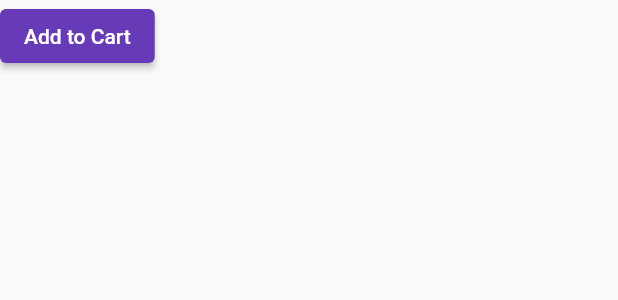
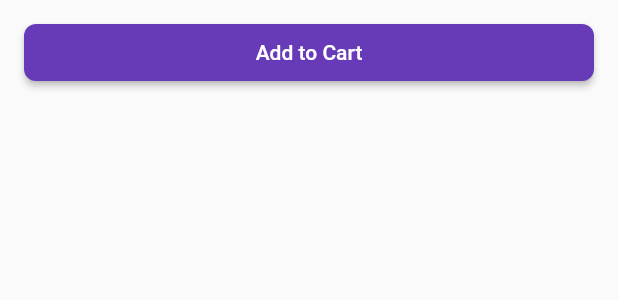
Before and after one commit to salario07/my_market, a Flutter app: the NumberPicker widget shown alone on an empty page, opened directly, on a phone screen of 412 x 824 dp. Shown: the top 300 px of the screen. Run offline on Flutter 3.47's test engine with Material 2 defaults, Android fonts, the phone set to English and light mode, and no system bars; our stand-ins replace dio, get; network calls fail.

Commit message:
done_number_picker_ui

```diff
--- a/lib/main.dart
+++ b/lib/main.dart
@@ -4,7 +4,6 @@ import 'package:my_market/helper/app_colors.dart';
 
 import 'helper/localization_service.dart';
 import 'widget/ui/splash.dart';
-
 void main() {
   runApp(MyApp());
 }
--- a/lib/widget/ui/show_product.dart
+++ b/lib/widget/ui/show_product.dart
@@ -29,7 +29,7 @@ class ShowProduct extends StatelessWidget {
             child: Obx(
               () => Padding(
                 padding:
-                    EdgeInsets.only(top: 16, bottom: 64, right: 16, left: 16),
+                    EdgeInsets.only(top: 16, bottom: 88, right: 16, left: 16),
                 child: buildProductInfo(),
               ),
             ),
@@ -78,17 +78,22 @@ class ShowProduct extends StatelessWidget {
   Widget buildNumberPicker() {
     return Align(
       alignment: Alignment.bottomCenter,
+      child: Container(
+        color: AppColors.colorBackground,
         child: Obx(
           () => Expanded(
             child: Row(children: [
               _controller.number() != 0
-                ? Column(
+                  ? Padding(
+                      padding: EdgeInsets.symmetric(horizontal: 16),
+                      child: Column(
                         mainAxisSize: MainAxisSize.min,
                         crossAxisAlignment: CrossAxisAlignment.start,
                         children: [
                           TextLabel(LocaleKeys.show_product_total_price.tr),
                           TextTitle(calculateTotalPrice().toString())
                         ],
+                      ),
                     )
                   : SizedBox(),
               NumberPicker(
@@ -98,6 +103,7 @@ class ShowProduct extends StatelessWidget {
                 ),
               )
             ]),
+          ),
         ),
       ),
     );
--- a/number_picker/lib/number_picker.dart
+++ b/number_picker/lib/number_picker.dart
@@ -5,11 +5,14 @@ import 'package:get/get.dart';
 import 'package:number_picker/controller/number_picker_controller.dart';
 import 'package:number_picker/generated/locales.g.dart';
 
+import 'widget/my_button.dart';
+
 export 'number_picker.dart';
 export 'generated/locales.g.dart';
 
 class NumberPicker extends StatelessWidget {
   final Color colorPrimary = Color(0xFF673AB7);
+  final Color colorBackground = Color(0xFFFBFBFB);
   final Function onIncrement, onDecrement;
 
   NumberPicker({this.onIncrement, this.onDecrement});
@@ -17,20 +20,33 @@ class NumberPicker extends StatelessWidget {
   @override
   Widget build(BuildContext context) {
     Get.lazyPut<NumberPickerController>(() => NumberPickerController());
-    return Obx(() => _controller.number > 0
+    return Expanded(
+      child: Padding(
+        padding: EdgeInsets.symmetric(vertical: 8, horizontal: 16),
+        child: Obx(() => _controller.number > 0
             ? Row(
+                mainAxisSize: MainAxisSize.max,
+                mainAxisAlignment: MainAxisAlignment.end,
                 children: [
                   buildMinusButton(),
-              Text(_controller.number().toString()),
+                  buildCounterNumber(),
                   buildPlusButton(),
                 ],
               )
             : Expanded(
-            child: ElevatedButton(
-                child: Text(LocaleKeys.add_to_cart.tr),
-                onPressed: _onIncrement),
+                child: MyButton(Text(LocaleKeys.add_to_cart.tr), _onIncrement),
+              )),
+      ),
+    );
+  }
+
+  Container buildCounterNumber() => Container(
+      width: 40,
+      child: Text(
+        _controller.number().toString(),
+        style: TextStyle(fontWeight: FontWeight.bold, fontSize: 18),
+        textAlign: TextAlign.center,
       ));
-  }
 
   ElevatedButton buildPlusButton() {
     return ElevatedButton(
--- /dev/null
+++ b/number_picker/lib/widget/my_button.dart
@@ -0,0 +1,27 @@
+import 'package:flutter/material.dart';
+
+class MyButton extends StatelessWidget {
+
+  final Widget child;
+  final Function() onTap;
+
+  MyButton(this.child,this.onTap);
+
+  @override
+  Widget build(BuildContext context) {
+    return Container(
+      height: 54,
+      width: double.infinity,
+      padding: EdgeInsets.symmetric(vertical: 8, horizontal: 0),
+      child: ElevatedButton(
+        style: ButtonStyle(
+            shape: MaterialStateProperty.all<RoundedRectangleBorder>(
+                RoundedRectangleBorder(
+                    borderRadius:
+                    BorderRadius.circular(8)))),
+        child: child,
+        onPressed: onTap,
+      ),
+    );
+  }
+}
```
Also changed, not shown: number_picker/lib/generated/locales.g.dart. Lines whose indentation alone changed are shown as unchanged.
